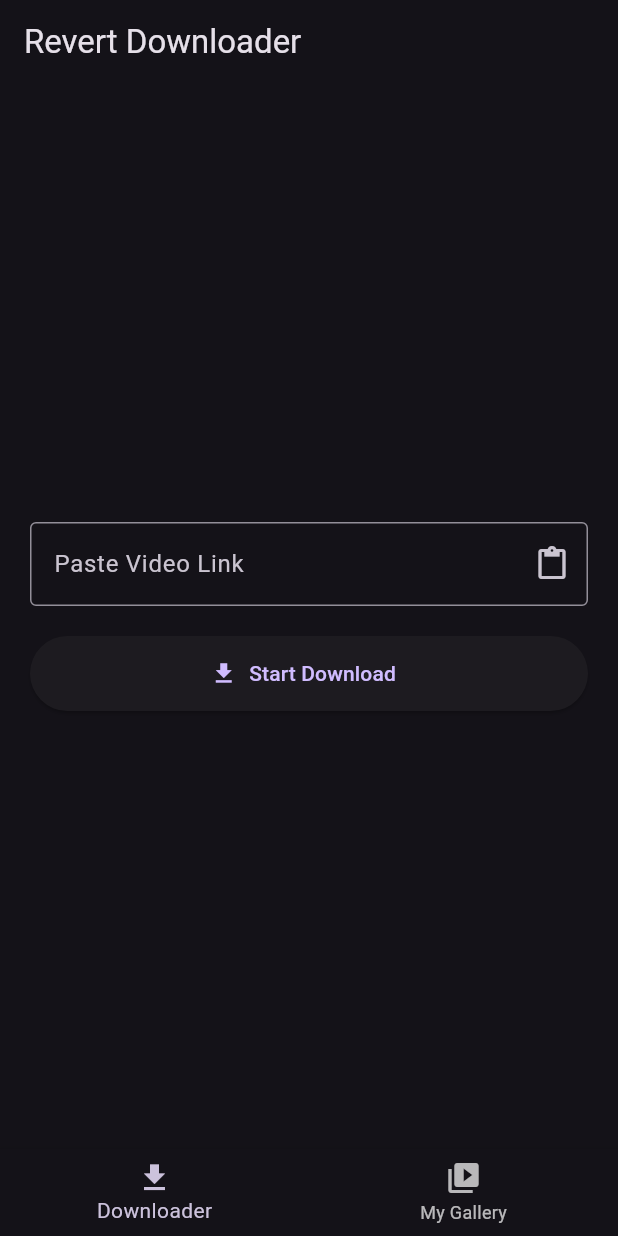
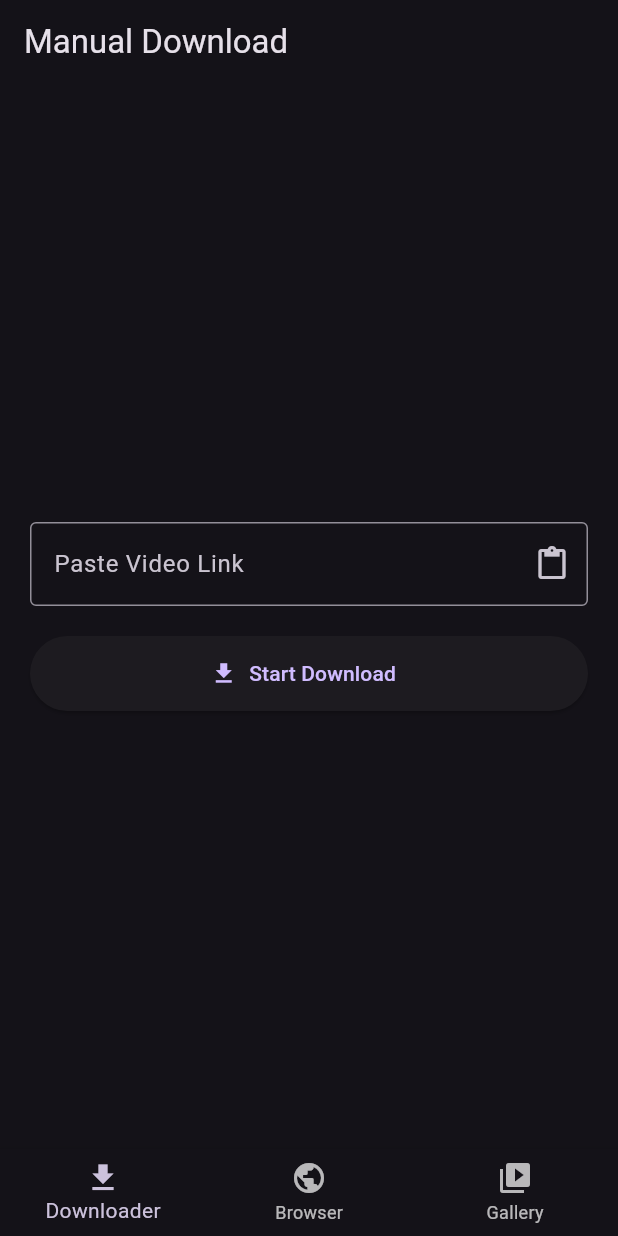
Before and after one commit to mostaphaelarfaoui/downloader_video, a Flutter app: the screen it shows after launch, after a tap on "Start Download", on a phone screen of 412 x 824 dp. Run offline on Flutter 3.47's test engine with Material 3 defaults, Android fonts, the light colour scheme and no system bars; our stand-ins replace chewie, dio, flutter_local_notifications, flutter_riverpod, video_player, webview_flutter; missing offline and left inert: gal, video_thumbnail.

Commit message:
تحميل الفيديوهات من reels

```diff
--- a/frontend/lib/main.dart
+++ b/frontend/lib/main.dart
@@ -10,12 +10,13 @@ import 'package:video_player/video_player.dart';
 import 'package:chewie/chewie.dart';
 import 'package:video_thumbnail/video_thumbnail.dart';
 import 'package:flutter_local_notifications/flutter_local_notifications.dart';
+import 'package:webview_flutter/webview_flutter.dart';
 
 // --- CONFIGURATION ---
-// CHECK YOUR IP HERE
+// CHECK YOUR IP
 final String backendUrl = "http://192.168.11.130:8000/extract";
 
-// --- NOTIFICATIONS ---
+// --- NOTIFICATIONS SETUP ---
 final FlutterLocalNotificationsPlugin flutterLocalNotificationsPlugin = FlutterLocalNotificationsPlugin();
 
 Future<void> _initNotifications() async {
@@ -29,7 +30,7 @@ Future<void> _initNotifications() async {
       AndroidFlutterLocalNotificationsPlugin>()?.requestNotificationsPermission();
 }
 
-Future<void> _showProgressNotification(int progress) async {
+Future<void> _showProgressNotification(int id, int progress) async {
   final AndroidNotificationDetails androidPlatformChannelSpecifics =
       AndroidNotificationDetails(
     'download_channel', 'Downloads',
@@ -42,10 +43,10 @@ Future<void> _showProgressNotification(int progress) async {
     progress: progress,
   );
   await flutterLocalNotificationsPlugin.show(
-      0, 'Downloading...', '$progress%', NotificationDetails(android: androidPlatformChannelSpecifics));
+      id, 'Downloading...', '$progress%', NotificationDetails(android: androidPlatformChannelSpecifics));
 }
 
-Future<void> _showCompletionNotification(String title) async {
+Future<void> _showCompletionNotification(int id, String title) async {
   const AndroidNotificationDetails androidPlatformChannelSpecifics =
       AndroidNotificationDetails(
     'download_channel', 'Downloads',
@@ -53,7 +54,7 @@ Future<void> _showCompletionNotification(String title) async {
     priority: Priority.high,
   );
   await flutterLocalNotificationsPlugin.show(
-      0, 'Download Complete', 'Saved: $title', const NotificationDetails(android: androidPlatformChannelSpecifics));
+      id, 'Download Complete', 'Saved: $title', const NotificationDetails(android: androidPlatformChannelSpecifics));
 }
 
 void main() async {
@@ -68,7 +69,7 @@ class MyApp extends StatelessWidget {
   @override
   Widget build(BuildContext context) {
     return MaterialApp(
-      title: 'Revert Downloader',
+      title: 'Smart Downloader',
       debugShowCheckedModeBanner: false,
       theme: ThemeData.dark(useMaterial3: true),
       home: const MainScreen(),
@@ -76,85 +77,30 @@ class MyApp extends StatelessWidget {
   }
 }
 
-class MainScreen extends StatefulWidget {
-  const MainScreen({super.key});
+// --- SHARED DOWNLOAD MANAGER ---
+class DownloadManager {
+  static Future<void> startDownload(BuildContext context, String url) async {
+    if (url.isEmpty) return;
 
-  @override
-  State<MainScreen> createState() => _MainScreenState();
-}
+    // Show immediate feedback
+    ScaffoldMessenger.of(context).showSnackBar(
+      const SnackBar(content: Text("⏳ Analyzing link... Please wait.")),
+    );
 
-class _MainScreenState extends State<MainScreen> {
-  int _currentIndex = 0;
-  final List<Widget> _pages = [
-    const DownloaderTab(),
-    const GalleryTab(),
-  ];
-
-  @override
-  Widget build(BuildContext context) {
-    return Scaffold(
-      body: _pages[_currentIndex],
-      bottomNavigationBar: BottomNavigationBar(
-        currentIndex: _currentIndex,
-        onTap: (index) => setState(() => _currentIndex = index),
-        items: const [
-          BottomNavigationBarItem(icon: Icon(Icons.download), label: "Downloader"),
-          BottomNavigationBarItem(icon: Icon(Icons.video_library), label: "My Gallery"),
-        ],
-      ),
-    );
-  }
-}
-
-// --- TAB 1: DOWNLOADER ---
-class DownloaderTab extends StatefulWidget {
-  const DownloaderTab({super.key});
-  @override
-  State<DownloaderTab> createState() => _DownloaderTabState();
-}
-
-class _DownloaderTabState extends State<DownloaderTab> {
-  final TextEditingController _urlController = TextEditingController();
-  bool _isLoading = false;
-  double? _progress;
-  String _status = "Ready to download";
-
-  @override
-  void dispose() {
-    _urlController.dispose();
-    super.dispose();
-  }
-
-  Future<void> _pasteLink() async {
-    final data = await Clipboard.getData(Clipboard.kTextPlain);
-    if (data?.text != null) {
-      setState(() { _urlController.text = data!.text!; });
-    }
-  }
-
-  void _clearLink() {
-    _urlController.clear();
-    setState(() => _status = "Ready");
-  }
-
-  Future<void> _processLink() async {
-    if (_urlController.text.isEmpty) return;
-    FocusScope.of(context).unfocus();
-    setState(() { _isLoading = true; _status = "Connecting..."; _progress = null; });
+    // Generate a unique ID for notifications
+    int notificationId = DateTime.now().millisecondsSinceEpoch ~/ 1000;
 
     try {
-      // FIX: Set timeouts using BaseOptions for Dio v5+
       BaseOptions options = BaseOptions(
-        connectTimeout: const Duration(seconds: 10),
+        connectTimeout: const Duration(seconds: 15),
         receiveTimeout: const Duration(seconds: 120),
         sendTimeout: const Duration(seconds: 60),
       );
 
-      // 1. Backend Request using the configured Dio instance
-      final dio = Dio(options);
-      final response = await dio.post(
+      // 1. Backend Request
+      final response = await Dio(options).post(
         backendUrl,
-        data: {"url": _urlController.text},
+        data: {"url": url},
       );
 
       final data = response.data;
@@ -167,45 +113,124 @@ class _DownloaderTabState extends State<DownloaderTab> {
         final appDir = await getApplicationDocumentsDirectory();
         final savePath = "${appDir.path}/$fileName";
 
-        setState(() { _status = "Downloading $mediaType..."; });
+        // Notify start
+        ScaffoldMessenger.of(context).showSnackBar(
+          SnackBar(content: Text("⬇️ Downloading $mediaType in background...")),
+        );
 
-        // Use the same Dio instance for download
-        await dio.download(downloadUrl, savePath,
+        // 2. Download File
+        await Dio(options).download(downloadUrl, savePath,
           onReceiveProgress: (received, total) {
             if (total != -1) {
               int percent = ((received / total) * 100).toInt();
-              if (percent % 10 == 0) _showProgressNotification(percent);
-              setState(() { _progress = received / total; });
+              if (percent % 10 == 0) _showProgressNotification(notificationId, percent);
             }
           }
         );
 
+        // 3. Save to Gallery
         if (mediaType == "image") {
           await Gal.putImage(savePath);
         } else {
           await Gal.putVideo(savePath);
         }
 
-        _showCompletionNotification(fileName);
+        _showCompletionNotification(notificationId, fileName);
 
-        setState(() {
-          _isLoading = false;
-          _status = "Done! Check Gallery Tab";
-          _progress = 0.0;
-          _urlController.clear();
-        });
-
-        ScaffoldMessenger.of(context).showSnackBar(const SnackBar(content: Text("Download Complete!")));
+        ScaffoldMessenger.of(context).showSnackBar(
+          const SnackBar(content: Text("✅ Download Complete! Saved to Gallery.")),
+        );
       }
     } catch (e) {
-      setState(() { _isLoading = false; _status = "Error: $e"; });
+      String errorMessage = "Download Failed";
+
+      if (e is DioException) {
+        if (e.response?.statusCode == 400) {
+          // This usually means the backend failed (e.g. Login required)
+          errorMessage = "Server Error: Video locked or Login required.";
+        } else if (e.type == DioExceptionType.connectionTimeout) {
+          errorMessage = "Connection Timeout. Check Server.";
+        } else {
+          errorMessage = "${e.message}";
+        }
+      } else {
+        errorMessage = e.toString();
+      }
+
+      // Show a shorter, cleaner error message
+      ScaffoldMessenger.of(context).showSnackBar(
+        SnackBar(
+          content: Text(errorMessage, maxLines: 2, overflow: TextOverflow.ellipsis),
+          backgroundColor: Colors.redAccent,
+          behavior: SnackBarBehavior.floating,
+        ),
+      );
     }
+  }
+}
+
+// --- MAIN SCREEN ---
+class MainScreen extends StatefulWidget {
+  const MainScreen({super.key});
+
+  @override
+  State<MainScreen> createState() => _MainScreenState();
+}
+
+class _MainScreenState extends State<MainScreen> {
+  int _currentIndex = 0;
+  final List<Widget> _pages = [
+    const DownloaderTab(),
+    const SocialBrowserTab(),
+    const GalleryTab(),
+  ];
+
+  @override
+  Widget build(BuildContext context) {
+    return Scaffold(
+      body: IndexedStack(
+        index: _currentIndex,
+        children: _pages,
+      ),
+      bottomNavigationBar: BottomNavigationBar(
+        currentIndex: _currentIndex,
+        onTap: (index) => setState(() => _currentIndex = index),
+        items: const [
+          BottomNavigationBarItem(icon: Icon(Icons.download), label: "Downloader"),
+          BottomNavigationBarItem(icon: Icon(Icons.public), label: "Browser"),
+          BottomNavigationBarItem(icon: Icon(Icons.video_library), label: "Gallery"),
+        ],
+      ),
+    );
+  }
+}
+
+// --- TAB 1: DOWNLOADER (Manual) ---
+class DownloaderTab extends StatefulWidget {
+  const DownloaderTab({super.key});
+  @override
+  State<DownloaderTab> createState() => _DownloaderTabState();
+}
+
+class _DownloaderTabState extends State<DownloaderTab> {
+  final TextEditingController _urlController = TextEditingController();
+
+  Future<void> _pasteLink() async {
+    final data = await Clipboard.getData(Clipboard.kTextPlain);
+    if (data?.text != null) {
+      setState(() { _urlController.text = data!.text!; });
+    }
+  }
+
+  void _startDownload() {
+    FocusScope.of(context).unfocus();
+    DownloadManager.startDownload(context, _urlController.text);
   }
 
   @override
   Widget build(BuildContext context) {
     return Scaffold(
-      appBar: AppBar(title: const Text("Revert Downloader")),
+      appBar: AppBar(title: const Text("Manual Download")),
       body: Padding(
         padding: const EdgeInsets.all(20.0),
         child: Column(
@@ -216,29 +241,16 @@ class _DownloaderTabState extends State<DownloaderTab> {
               decoration: InputDecoration(
                 labelText: "Paste Video Link",
                 border: const OutlineInputBorder(),
-                suffixIcon: Row(
-                  mainAxisSize: MainAxisSize.min,
-                  children: [
-                    if (_urlController.text.isNotEmpty)
-                      IconButton(icon: const Icon(Icons.clear), onPressed: _clearLink),
-                    IconButton(icon: const Icon(Icons.paste), onPressed: _pasteLink),
-                  ],
-                ),
+                suffixIcon: IconButton(icon: const Icon(Icons.paste), onPressed: _pasteLink),
               ),
-              onChanged: (val) => setState(() {}),
             ),
             const SizedBox(height: 20),
-            if (_isLoading) ...[
-              LinearProgressIndicator(value: _progress),
-              const SizedBox(height: 10),
-              Text(_status),
-            ] else
-              ElevatedButton.icon(
-                onPressed: _processLink,
-                icon: const Icon(Icons.download),
-                label: const Text("Start Download"),
-                style: ElevatedButton.styleFrom(minimumSize: const Size(double.infinity, 50)),
-              ),
+            ElevatedButton.icon(
+              onPressed: _startDownload,
+              icon: const Icon(Icons.download),
+              label: const Text("Start Download"),
+              style: ElevatedButton.styleFrom(minimumSize: const Size(double.infinity, 50)),
+            ),
           ],
         ),
       ),
@@ -246,9 +258,188 @@ class _DownloaderTabState extends State<DownloaderTab> {
   }
 }
 
-// --- TAB 2: GALLERY ---
+// --- TAB 2: SOCIAL BROWSER (Smart) ---
+class SocialBrowserTab extends StatelessWidget {
+  const SocialBrowserTab({super.key});
+
+  void _openBrowser(BuildContext context, String url, String title) {
+    Navigator.push(
+      context,
+      MaterialPageRoute(builder: (_) => WebViewScreen(initialUrl: url, title: title)),
+    );
+  }
+
+  @override
+  Widget build(BuildContext context) {
+    return Scaffold(
+      appBar: AppBar(title: const Text("Choose Platform")),
+      body: GridView.count(
+        crossAxisCount: 2,
+        padding: const EdgeInsets.all(20),
+        mainAxisSpacing: 20,
+        crossAxisSpacing: 20,
+        children: [
+          _buildCard(context, "Instagram", "https://instagram.com", Colors.purple),
+          _buildCard(context, "TikTok", "https://tiktok.com", Colors.black),
+          _buildCard(context, "Facebook", "https://facebook.com", Colors.blue),
+        ],
+      ),
+    );
+  }
+
+  Widget _buildCard(BuildContext context, String title, String url, Color color) {
+    return InkWell(
+      onTap: () => _openBrowser(context, url, title),
+      child: Card(
+        color: color.withOpacity(0.2),
+        child: Column(
+          mainAxisAlignment: MainAxisAlignment.center,
+          children: [
+            Icon(Icons.public, size: 50, color: color),
+            const SizedBox(height: 10),
+            Text(title, style: const TextStyle(fontSize: 18, fontWeight: FontWeight.bold)),
+          ],
+        ),
+      ),
+    );
+  }
+}
+
+// --- SMART WEBVIEW SCREEN ---
+class WebViewScreen extends StatefulWidget {
+  final String initialUrl;
+  final String title;
+  const WebViewScreen({super.key, required this.initialUrl, required this.title});
+
+  @override
+  State<WebViewScreen> createState() => _WebViewScreenState();
+}
+
+class _WebViewScreenState extends State<WebViewScreen> {
+  late final WebViewController _controller;
+  String _currentUrl = "";
+
+  @override
+  void initState() {
+    super.initState();
+    _currentUrl = widget.initialUrl;
+
+    _controller = WebViewController()
+      ..setJavaScriptMode(JavaScriptMode.unrestricted)
+      ..setNavigationDelegate(
+        NavigationDelegate(
+          onPageStarted: (String url) => setState(() => _currentUrl = url),
+          onUrlChange: (change) => setState(() => _currentUrl = change.url ?? _currentUrl),
+        ),
+      );
+
+    _controller.loadRequest(Uri.parse(widget.initialUrl));
+  }
+
+  // This script tries to find the video link of the item currently in view
+  Future<String?> _extractVideoLinkFromFeed() async {
+    const String script = """
+      (function() {
+        var videos = document.getElementsByTagName('video');
+        var centerVideo = null;
+        var minDistance = 100000;
+
+        // Find video closest to center of screen
+        for (var i = 0; i <videos.length; i++) {
+          var rect = videos[i].getBoundingClientRect();
+          var centerY = rect.top + rect.height / 2;
+          var screenCenter = window.innerHeight / 2;
+          var distance = Math.abs(centerY - screenCenter);
+
+          if (distance < minDistance && rect.height > 100) {
+            minDistance = distance;
+            centerVideo = videos[i];
+          }
+        }
+
+        if (centerVideo) {
+          // Traverse up to find the anchor tag <a> with the post link
+          var parent = centerVideo.parentElement;
+          var attempts = 0;
+          while (parent && attempts < 15) {
+            if (parent.tagName === 'A' && parent.href) {
+              return parent.href;
+            }
+            parent = parent.parentElement;
+            attempts++;
+          }
+        }
+        return null;
+      })();
+    """;
+
+    try {
+      final result = await _controller.runJavaScriptReturningResult(script);
+      if (result != null && result.toString() != 'null' && result.toString() != '""') {
+        return result.toString().replaceAll('"', '');
+      }
+    } catch (e) {
+      debugPrint("JS Error: $e");
+    }
+    return null;
+  }
+
+  void _handleDownload() async {
+    String targetUrl = _currentUrl;
+
+    ScaffoldMessenger.of(context).showSnackBar(
+      const SnackBar(
+        content: Text("🔍 Scanning for video..."),
+        duration: Duration(milliseconds: 800),
+      ),
+    );
+
+    // 1. Try to extract specific video link from Feed via JS
+    String? extractedLink = await _extractVideoLinkFromFeed();
+
+    if (extractedLink != null && extractedLink.startsWith('http')) {
+      debugPrint("✅ Smart Detector Found: $extractedLink");
+      targetUrl = extractedLink;
+    } else {
+      debugPrint("⚠️ No video detected in feed, using current URL: $_currentUrl");
+    }
+
+    // 2. Prevent downloading generic homepages if JS failed
+    if (targetUrl.endsWith('.com/') || targetUrl.endsWith('.com')) {
+      ScaffoldMessenger.of(context).showSnackBar(
+        const SnackBar(
+          content: Text("⚠️ Couldn't detect a video. Please tap on a specific video/post!"),
+          backgroundColor: Colors.orange,
+        ),
+      );
+      return;
+    }
+
+    // 3. Start Download
+    if (mounted) {
+      DownloadManager.startDownload(context, targetUrl);
+    }
+  }
+
+  @override
+  Widget build(BuildContext context) {
+    return Scaffold(
+      appBar: AppBar(title: Text(widget.title)),
+      body: WebViewWidget(controller: _controller),
+      floatingActionButton: FloatingActionButton.extended(
+        backgroundColor: Colors.redAccent,
+        icon: const Icon(Icons.download_for_offline, color: Colors.white),
+        label: const Text("Smart Download", style: TextStyle(color: Colors.white)),
+        onPressed: _handleDownload,
+      ),
+    );
+  }
+}
+
+// --- TAB 3: GALLERY ---
 class GalleryTab extends StatefulWidget {
   const GalleryTab({super.key});
+
   @override
   State<GalleryTab> createState() => _GalleryTabState();
 }
@@ -266,11 +457,10 @@ class _GalleryTabState extends State<GalleryTab> {
   Future<void> _loadFiles() async {
     final appDir = await getApplicationDocumentsDirectory();
     final allFiles = appDir.listSync();
-
     setState(() {
       _files = allFiles.where((file) {
         String path = file.path.toLowerCase();
-        return path.endsWith(".mp4") || path.endsWith(".jpg") || path.endsWith(".png") || path.endsWith(".webp");
+        return path.endsWith(".mp4") || path.endsWith(".jpg") || path.endsWith(".png");
       }).toList().reversed.toList();
       _loading = false;
     });
@@ -288,7 +478,7 @@ class _GalleryTabState extends State<GalleryTab> {
   Widget build(BuildContext context) {
     return Scaffold(
       appBar: AppBar(
-        title: const Text("My Downloads"),
+        title: const Text("My Gallery"),
         actions: [IconButton(icon: const Icon(Icons.refresh), onPressed: _loadFiles)],
       ),
       body: _loading
@@ -300,20 +490,13 @@ class _GalleryTabState extends State<GalleryTab> {
                   itemBuilder: (context, index) {
                     final file = _files[index];
                     final isVideo = file.path.endsWith(".mp4");
-
                     return Card(
                       margin: const EdgeInsets.symmetric(horizontal: 10, vertical: 5),
                       child: ListTile(
                         leading: Container(
                           width: 80, height: 50, color: Colors.black12,
                           child: isVideo
-                            ? FutureBuilder<Uint8List?>(
-                                future: VideoThumbnail.thumbnailData(video: file.path, imageFormat: ImageFormat.JPEG, quality: 50),
-                                builder: (context, snapshot) {
-                                  if (snapshot.data != null) return Image.memory(snapshot.data!, fit: BoxFit.cover);
-                                  return const Icon(Icons.movie);
-                                },
-                              )
+                            ? const Icon(Icons.movie) // Placeholder for simplicity
                             : Image.file(File(file.path), fit: BoxFit.cover),
                         ),
                         title: Text(file.path.split('/').last),
--- a/frontend/pubspec.yaml
+++ b/frontend/pubspec.yaml
@@ -9,6 +9,7 @@ environment:
 dependencies:
   flutter:
     sdk: flutter
+  webview_flutter: ^4.4.2
   flutter_riverpod: ^2.4.0
   dio: ^5.3.0
   path_provider: ^2.1.1
```
Also changed, not shown: 11 other files.
